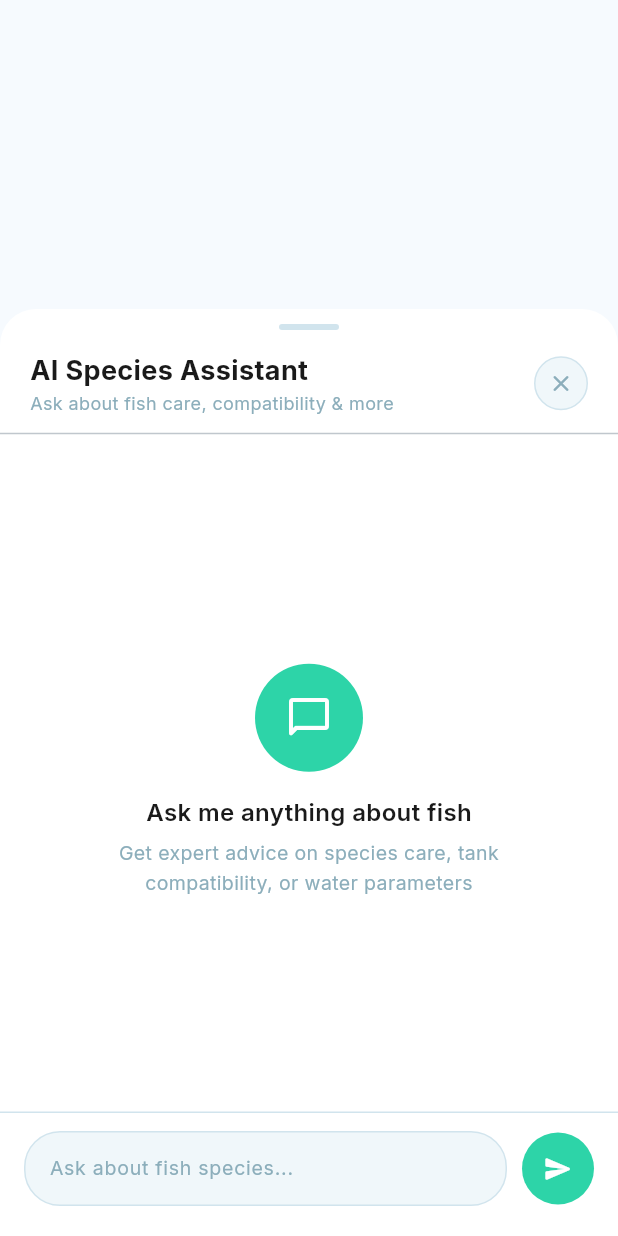
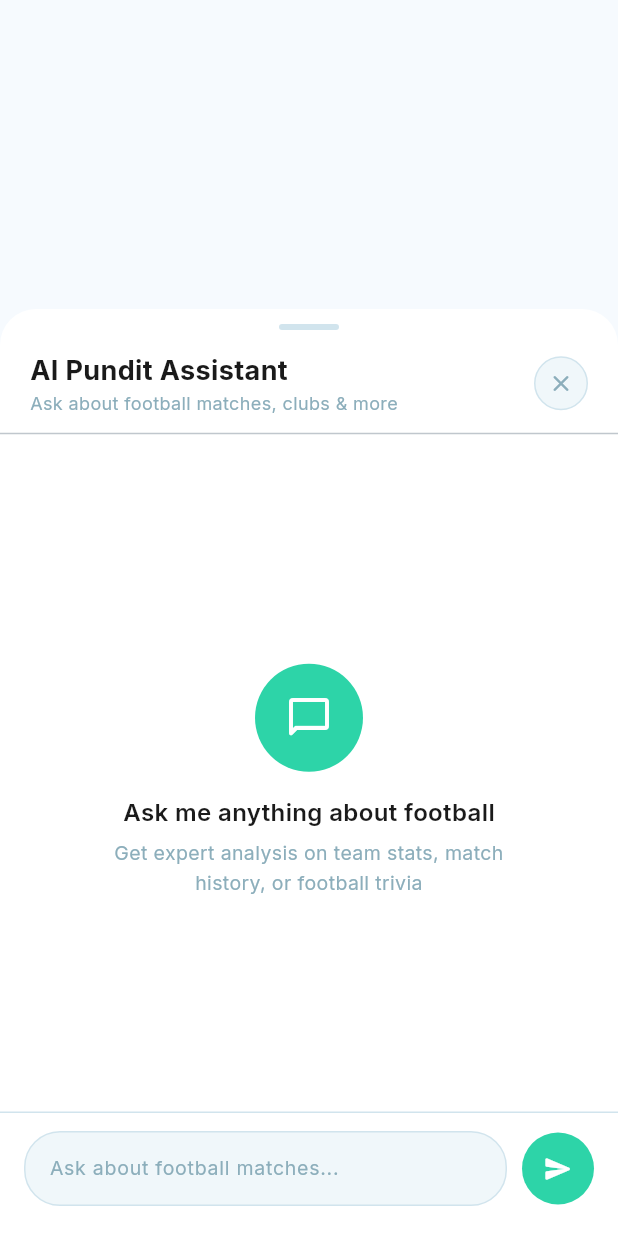
Before and after one commit to xProbe/footyhub, a Flutter app: the AiAssistantSheet widget shown alone on an empty page, opened directly, on a phone screen of 412 x 824 dp. Run offline on Flutter 3.47's test engine with Material 3 defaults, Android fonts, the phone set to English and light mode, and no system bars; our stand-ins replace flutter_local_notifications, geolocator, get, google_fonts, google_generative_ai, google_maps_flutter and 8 more; missing offline and left inert: flutter_polyline_points, light, proximity_sensor; accounts and stored records are empty; network calls fail.

Commit message:
feat: bahan laporan

```diff
--- a/lib/features/encyclopedia/widgets/ai_assistant_sheet.dart
+++ b/lib/features/encyclopedia/widgets/ai_assistant_sheet.dart
@@ -41,7 +41,7 @@ class AiAssistantSheet extends StatelessWidget {
                       crossAxisAlignment: CrossAxisAlignment.start,
                       children: [
                         Text(
-                          'AI Species Assistant',
+                          'AI Pundit Assistant',
                           style: GoogleFonts.inter(
                             fontSize: 18,
                             fontWeight: FontWeight.bold,
@@ -49,7 +49,7 @@ class AiAssistantSheet extends StatelessWidget {
                           ),
                         ),
                         Text(
-                          'Ask about fish care, compatibility & more',
+                          'Ask about football matches, clubs & more',
                           style: GoogleFonts.inter(
                             fontSize: 12,
                             color: AppColors.tfPlaceholder,
@@ -179,7 +179,7 @@ class AiAssistantSheet extends StatelessWidget {
                           color: AppColors.textDark,
                         ),
                         decoration: InputDecoration(
-                          hintText: 'Ask about fish species...',
+                          hintText: 'Ask about football matches...',
                           hintStyle: GoogleFonts.inter(
                             fontSize: 13,
                             color: AppColors.tfPlaceholder,
@@ -238,7 +238,7 @@ class AiAssistantSheet extends StatelessWidget {
         ),
         const SizedBox(height: 16),
         Text(
-          'Ask me anything about fish',
+          'Ask me anything about football',
           style: GoogleFonts.inter(
             fontSize: 16,
             fontWeight: FontWeight.w600,
@@ -247,7 +247,7 @@ class AiAssistantSheet extends StatelessWidget {
         ),
         const SizedBox(height: 6),
         Text(
-          'Get expert advice on species care, tank\ncompatibility, or water parameters',
+          'Get expert analysis on team stats, match\nhistory, or football trivia',
           style: GoogleFonts.inter(
             fontSize: 13,
             color: AppColors.tfPlaceholder,
--- a/lib/features/tools/tools_view.dart
+++ b/lib/features/tools/tools_view.dart
@@ -108,7 +108,7 @@ class ToolsView extends StatelessWidget {
                       ),
                       const SizedBox(height: 4),
                       Text(
-                        'Convert prices when buying aquarium equipment from international suppliers',
+                        'Convert prices when buying equipment from international suppliers',
                         style: GoogleFonts.inter(
                           fontSize: 12,
                           color: AppColors.tfPlaceholder,
@@ -362,7 +362,7 @@ class ToolsView extends StatelessWidget {
                     ),
                     const SizedBox(height: 4),
                     Text(
-                      'Coordinate with fish breeders and suppliers across different time zones',
+                      'Coordinate with international fans and leagues across different time zones',
                       style: GoogleFonts.inter(
                         fontSize: 12,
                         color: AppColors.tfPlaceholder,
```
Also changed, not shown: assets/images/aquasmart_logo.svg (deleted), 3 other files.
